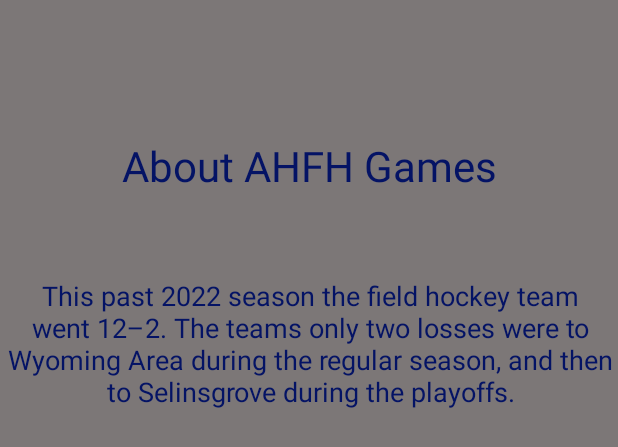
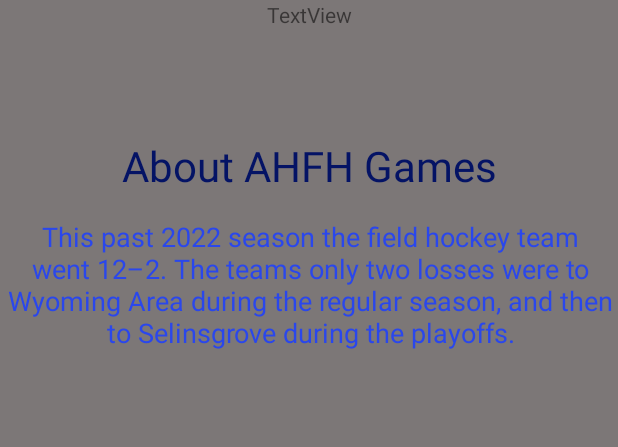
Before and after one commit to ebartell24/FinalProject, an Android app: the layout fragment_about_games.xml on its own in the app's theme, with its tools: preview values and no code run, on a phone screen of 412 x 824 dp. Shown: the top 447 px of the screen. Run offline under Robolectric (Android 15) with nearby library versions, the phone set to English and light mode, and no system bars; Roboto replaces fonts that are not available here.

Commit message:
May 10th progress

```diff
--- a/app/src/main/java/com/example/finalproject/GamesFragment.kt
+++ b/app/src/main/java/com/example/finalproject/GamesFragment.kt
@@ -39,6 +39,8 @@ class GamesFragment : Fragment() {
 
         val mAdaptor = gamesAdapter(games)
         binding.recyclerView2.adapter = mAdaptor
+
+        setHasOptionsMenu(true)
         return rootView
     }
 
--- a/app/src/main/res/layout/fragment_about_games.xml
+++ b/app/src/main/res/layout/fragment_about_games.xml
@@ -29,14 +29,21 @@
         android:fontFamily="@font/artifika"
         android:gravity="center"
         android:text="@string/aboutGameInfo"
-        android:textColor="@color/navy"
+        android:textColor="@color/lightBlue"
         android:textSize="18dp"
 
-        app:layout_constraintBottom_toBottomOf="parent"
         app:layout_constraintEnd_toEndOf="parent"
         app:layout_constraintHorizontal_bias="0.498"
         app:layout_constraintStart_toStartOf="parent"
-        app:layout_constraintTop_toBottomOf="@+id/aboutGamesTitle"
-        app:layout_constraintVertical_bias="0.068" />
+        app:layout_constraintTop_toBottomOf="@+id/aboutGamesTitle" />
+
+    <TextView
+        android:id="@+id/textView"
+        android:layout_width="wrap_content"
+        android:layout_height="wrap_content"
+        android:text="TextView"
+        app:layout_constraintEnd_toEndOf="parent"
+        app:layout_constraintStart_toStartOf="parent"
+        tools:layout_editor_absoluteY="476dp" />
 
 </androidx.constraintlayout.widget.ConstraintLayout>
--- a/app/src/main/res/navigation/nav_graph.xml
+++ b/app/src/main/res/navigation/nav_graph.xml
@@ -56,7 +56,7 @@
         android:label="fragment_about_players"
         tools:layout="@layout/fragment_about_players" />
     <fragment
-        android:id="@+id/aboutGamesFragment2"
+        android:id="@+id/aboutGames"
         android:name="com.example.finalproject.AboutGamesFragment"
         android:label="fragment_about_games"
         tools:layout="@layout/fragment_about_games" />
```
